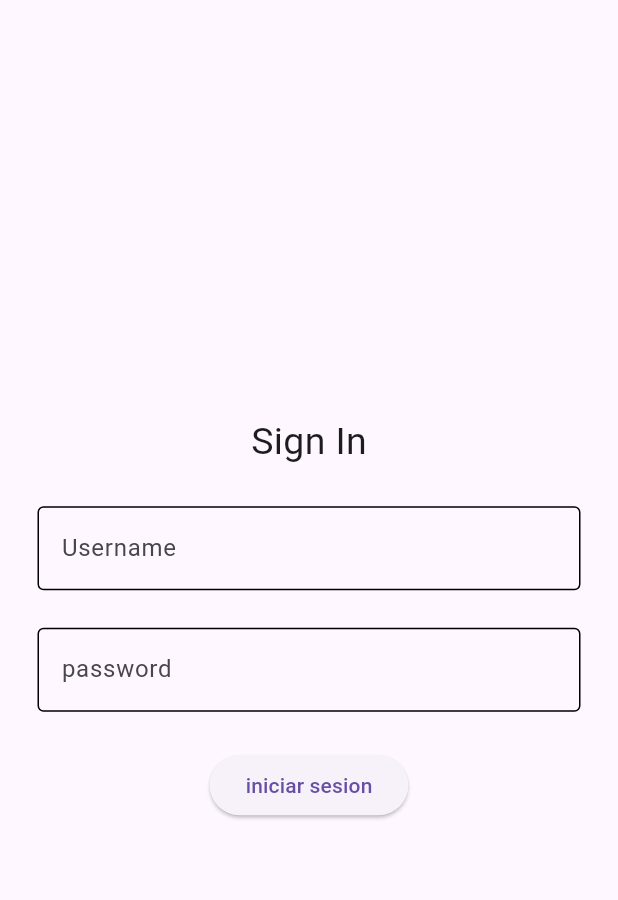
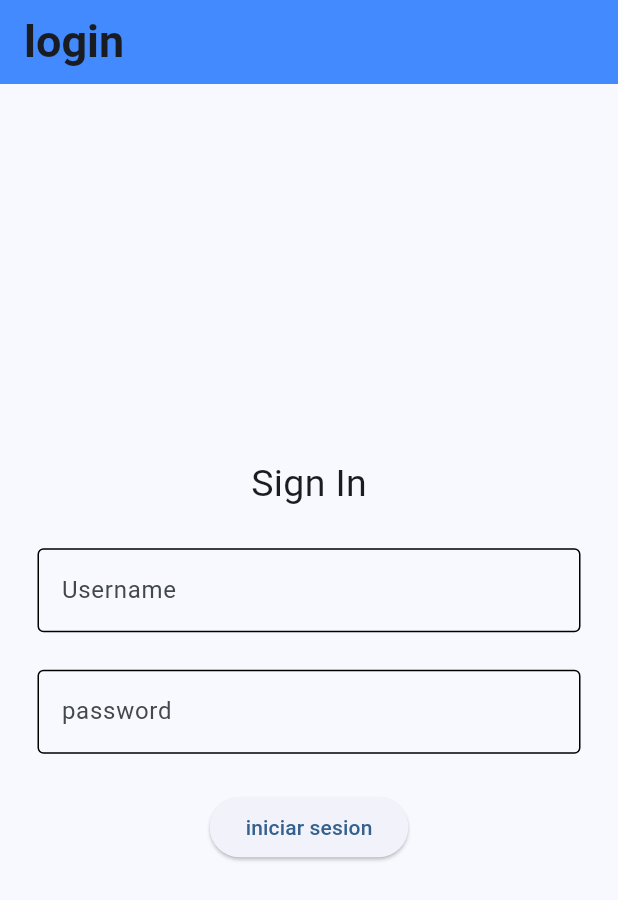
Before and after one commit to adriancast24/login-jwt, a Flutter app: the screen it shows after launch, after a tap on "iniciar sesion", on a phone screen of 412 x 824 dp. Shown: the top 900 px of the screen. Run offline on Flutter 3.47's test engine with Material 3 defaults, Android fonts, the phone set to English and light mode, and no system bars; our stand-ins replace flutter_secure_storage; network calls fail.

Commit message:
final comit presencial

```diff
--- a/lib/main.dart
+++ b/lib/main.dart
@@ -9,17 +9,43 @@ final storage = FlutterSecureStorage();
 
 void main() {
   runApp(
-    MaterialApp(home: MyHome()),
+    MaterialApp(home: MyApp()),
   );
 }
 
+class MyApp extends StatelessWidget {
+  const MyApp({super.key});
+
+  @override
+  Widget build(BuildContext context) {
+    return MaterialApp(
+      title: 'Demo',
+
+      theme: ThemeData(
+        colorScheme: ColorScheme.fromSeed(seedColor: Colors.blue),
+        useMaterial3: true,
+      ),
+      home: MyHome(),
+    );
+  }
+}
+
+
+
 class MyHome extends StatelessWidget {
-  Object? get tok => null;
+
 
   @override
   Widget build(BuildContext context) {
     AuthController authController = AuthController() ;
     return Scaffold(
+      appBar: AppBar(
+        backgroundColor: Colors.blueAccent,
+        title: Text('login', style: TextStyle(fontSize: 30, fontWeight: FontWeight.bold),
+
+        ),
+
+      ),
       body: Column(
         mainAxisAlignment: MainAxisAlignment.center,
         children: [
@@ -55,7 +81,7 @@ class MyHome extends StatelessWidget {
             if(jwt != null){
 
               Map<String, dynamic> tooken = jsonDecode(jwt);
-              print(tok);
+              //print(tok);
 
               tooken.forEach((key, value){
                 final tok = value;
```
